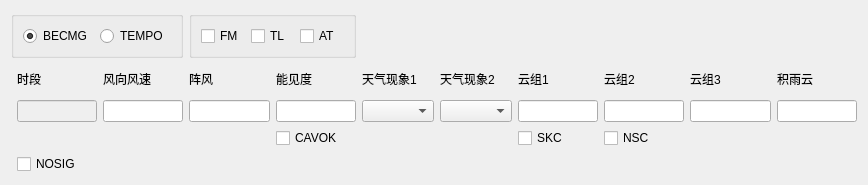
Old version of the form tafor/components/ui/trend.ui in the repository up1and/tafor.
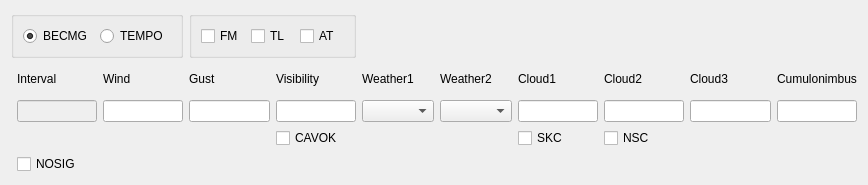
New version of the form.

```diff
--- a/tafor/components/ui/trend.ui
+++ b/tafor/components/ui/trend.ui
@@ -19,7 +19,7 @@
      <item row="2" column="8">
       <widget class="QLabel" name="cloud1Label">
        <property name="text">
-        <string>云组1</string>
+        <string>Cloud1</string>
        </property>
        <property name="buddy">
         <cstring>cloud1</cstring>
@@ -35,7 +35,7 @@
      <item row="2" column="10">
       <widget class="QLabel" name="cloud3Label">
        <property name="text">
-        <string>云组3</string>
+        <string>Cloud3</string>
        </property>
        <property name="buddy">
         <cstring>cloud3</cstring>
@@ -71,7 +71,7 @@
      <item row="2" column="6">
       <widget class="QLabel" name="weatherWithIntensityLabel">
        <property name="text">
-        <string>天气现象1</string>
+        <string>Weather1</string>
        </property>
        <property name="buddy">
         <cstring>weatherWithIntensity</cstring>
@@ -123,7 +123,7 @@
      <item row="2" column="11">
       <widget class="QLabel" name="cbLabel">
        <property name="text">
-        <string>积雨云</string>
+        <string>Cumulonimbus</string>
        </property>
        <property name="buddy">
         <cstring>cb</cstring>
@@ -156,7 +156,7 @@
      <item row="2" column="9">
       <widget class="QLabel" name="cloud2Label">
        <property name="text">
-        <string>云组2</string>
+        <string>Cloud2</string>
        </property>
        <property name="buddy">
         <cstring>cloud2</cstring>
@@ -183,7 +183,7 @@
      <item row="2" column="1">
       <widget class="QLabel" name="periodLabel">
        <property name="text">
-        <string>时段</string>
+        <string>Interval</string>
        </property>
        <property name="buddy">
         <cstring>period</cstring>
@@ -193,7 +193,7 @@
      <item row="2" column="3">
       <widget class="QLabel" name="gustLabel">
        <property name="text">
-        <string>阵风</string>
+        <string>Gust</string>
        </property>
        <property name="buddy">
         <cstring>gust</cstring>
@@ -203,7 +203,7 @@
      <item row="2" column="2">
       <widget class="QLabel" name="windLabel">
        <property name="text">
-        <string>风向风速</string>
+        <string>Wind</string>
        </property>
        <property name="buddy">
         <cstring>wind</cstring>
@@ -216,7 +216,7 @@
      <item row="2" column="4">
       <widget class="QLabel" name="visLabel">
        <property name="text">
-        <string>能见度</string>
+        <string>Visibility</string>
        </property>
        <property name="buddy">
         <cstring>vis</cstring>
@@ -239,7 +239,7 @@
      <item row="2" column="7">
       <widget class="QLabel" name="weatherLabel">
        <property name="text">
-        <string>天气现象2</string>
+        <string>Weather2</string>
        </property>
        <property name="buddy">
         <cstring>weather</cstring>
```
